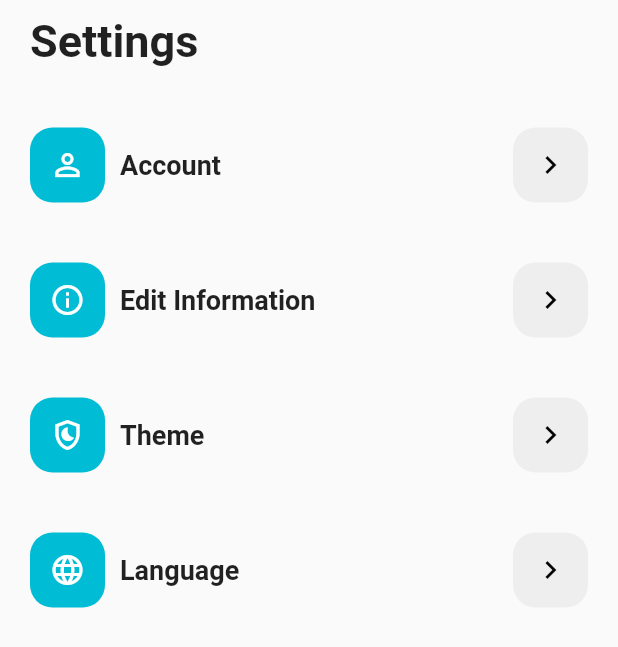
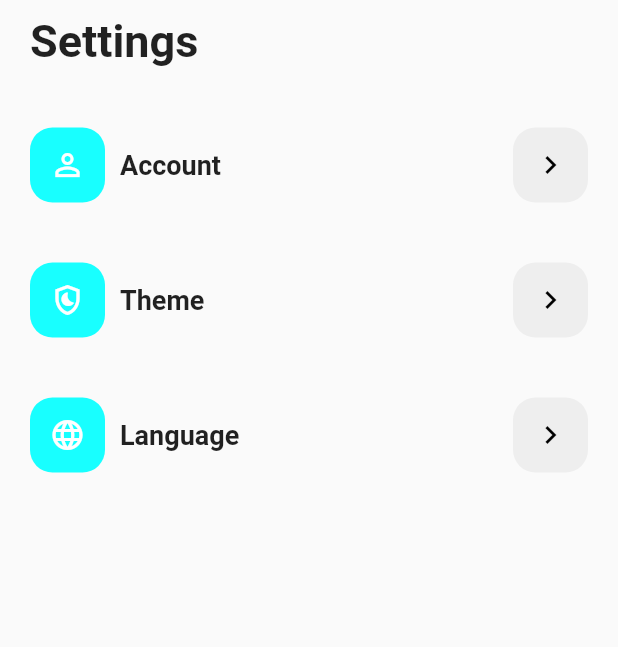
Before and after one commit to MedminderAJCE/MedMinder, a Flutter app: the Settings screen opened directly, on a phone screen of 412 x 824 dp. Shown: the top 647 px of the screen. Run offline on Flutter 3.47's test engine with Material 2 defaults, Android fonts, the phone set to English and light mode, and no system bars; our stand-ins replace cloud_firestore, firebase_auth, firebase_core, fluttertoast; accounts and stored records are empty.

```diff
--- a/lib/screens/secondpage.dart
+++ b/lib/screens/secondpage.dart
@@ -21,7 +21,7 @@ class _SettingsState extends State<Settings> {
               const Text("Settings", style: TextStyle(fontSize: 30, fontWeight: FontWeight.bold)
               ),
              const SizedBox(height: 40,),
-              SettingsTile(color: Colors.cyan,
+              SettingsTile(color: Colors.cyanAccent,
                   icon: Icons.person_outline,
                   title: "Account",
               onTap: (){
@@ -29,18 +29,13 @@ class _SettingsState extends State<Settings> {
                 MaterialPageRoute(builder: (context) => const Account()));
               },),
               const SizedBox(height: 40,),
-              SettingsTile(color: Colors.cyan,
-                  icon: Icons.info_outline,
-                  title: "Edit Information",
-              onTap: (){},),
-              const SizedBox(height: 40,),
-              SettingsTile(color: Colors.cyan,
+              SettingsTile(color: Colors.cyanAccent,
                   icon: Icons.shield_moon_outlined,
                   title: "Theme",
                   onTap: (){},
               ),
               const SizedBox(height: 40,),
-              SettingsTile(color: Colors.cyan,
+              SettingsTile(color: Colors.cyanAccent,
                   icon: Icons.language_outlined,
                   title: "Language",
                 onTap: (){},
```
Also changed, not shown: lib/screens/firstpage.dart (line endings or trailing spaces).
